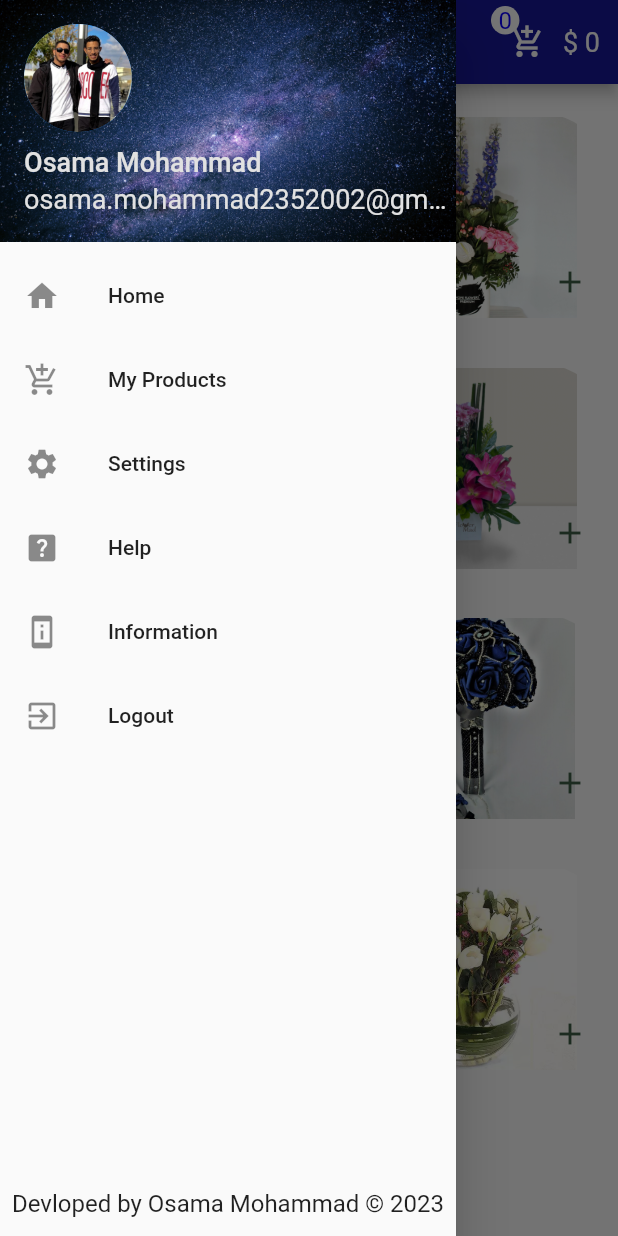
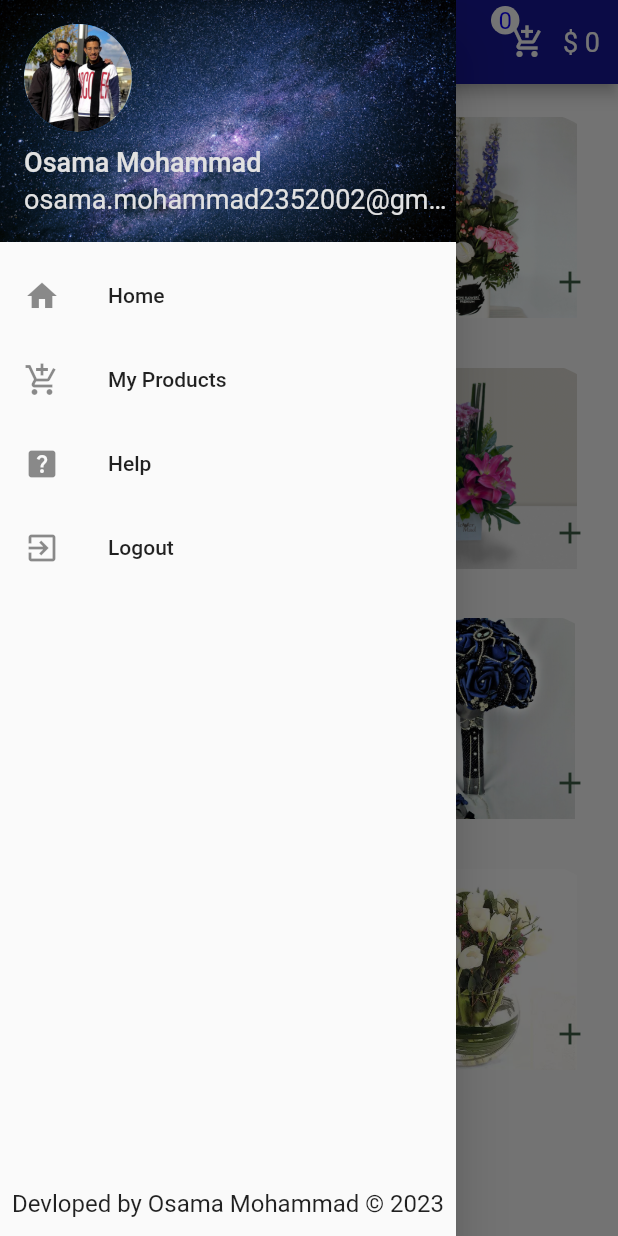
Before and after one commit to OsamaMohammadAbdalaziz/Flower-App, a Flutter app: the screen it shows after launch, with the side drawer open, on a phone screen of 412 x 824 dp. Run offline on Flutter 3.47's test engine with Material 2 defaults, Android fonts, the phone set to English and light mode, and no system bars.

Commit message:
Konwer the get / Project end

```diff
--- a/lib/main.dart
+++ b/lib/main.dart
@@ -1,4 +1,4 @@
-
+// ignore_for_file: prefer_const_constructors
 
 import 'package:flower_app/pages/CheckOut.dart';
 import 'package:flower_app/pages/Home.dart';
@@ -9,6 +9,7 @@ import 'package:flower_app/provider/Cart.dart';
 import 'package:flutter/material.dart';
 
 import 'package:provider/provider.dart';
+
 void main() {
   runApp(const MyApp());
 }
@@ -18,9 +19,11 @@ class MyApp extends StatelessWidget {
 
   @override
   Widget build(BuildContext context) {
-    return  ChangeNotifierProvider(
-      create: (context) {return Cart();},
-      child: const MaterialApp(
+    return ChangeNotifierProvider(
+      create: (context) {
+        return Cart();
+      },
+      child: MaterialApp(
         debugShowCheckedModeBanner: false,
         home: Home(),
       ),
--- a/lib/model/Item.dart
+++ b/lib/model/Item.dart
@@ -1,20 +1,55 @@
 class Item {
-  String ImagePATH;
-  double Price;
-  String Location;
-  String Name;
+  String imagepath;
+  double price;
+  String location;
+  String name;
 
-  Item({required this.Name, required this.ImagePATH, required this.Price, required this.Location});
+  Item(
+      {required this.name,
+      required this.imagepath,
+      required this.price,
+      required this.location});
 }
 
-
-  final List<Item> items = [
-    Item(Name: "Product1", Price: 40, ImagePATH: "assets/image/1.webp", Location: "Flowery Shop"),
-    Item(Name: "Product2", Price: 40, ImagePATH: "assets/image/2.webp", Location: "Flowery Shop"),
-    Item(Name: "Product3", Price: 40, ImagePATH: "assets/image/3.webp", Location: "Flowery Shop"),
-    Item(Name: "Product4", Price: 40, ImagePATH: "assets/image/4.png", Location: "Flowery Shop"),
-    Item(Name: "Product5", Price: 40, ImagePATH: "assets/image/5.webp", Location: "Flowery Shop"),
-    Item(Name: "Product6", Price: 40, ImagePATH: "assets/image/6.jpg", Location: "Flowery Shop"),
-    Item(Name: "Product7", Price: 40, ImagePATH: "assets/image/7.jpg", Location: "Flowery Shop"),
-    Item(Name: "Product8", Price: 40, ImagePATH: "assets/image/8.webp", Location: "Flowery Shop"),
-  ];
+final List<Item> items = [
+  Item(
+      name: "Product1",
+      price: 40,
+      imagepath: "assets/image/1.webp",
+      location: "Flowery Shop"),
+  Item(
+      name: "Product2",
+      price: 40,
+      imagepath: "assets/image/2.webp",
+      location: "Flowery Shop"),
+  Item(
+      name: "Product3",
+      price: 40,
+      imagepath: "assets/image/3.webp",
+      location: "Flowery Shop"),
+  Item(
+      name: "Product4",
+      price: 40,
+      imagepath: "assets/image/4.png",
+      location: "Flowery Shop"),
+  Item(
+      name: "Product5",
+      price: 40,
+      imagepath: "assets/image/5.webp",
+      location: "Flowery Shop"),
+  Item(
+      name: "Product6",
+      price: 40,
+      imagepath: "assets/image/6.jpg",
+      location: "Flowery Shop"),
+  Item(
+      name: "Product7",
+      price: 40,
+      imagepath: "assets/image/7.jpg",
+      location: "Flowery Shop"),
+  Item(
+      name: "Product8",
+      price: 40,
+      imagepath: "assets/image/8.webp",
+      location: "Flowery Shop"),
+];
--- a/lib/pages/Checkout.dart
+++ b/lib/pages/Checkout.dart
@@ -1,4 +1,4 @@
-// ignore_for_file: prefer_const_constructors
+// ignore_for_file: prefer_const_constructors, prefer_const_literals_to_create_immutables
 
 import 'package:flower_app/model/Item.dart';
 import 'package:flower_app/provider/Cart.dart';
@@ -12,7 +12,7 @@ class CheckOut extends StatelessWidget {
 
   @override
   Widget build(BuildContext context) {
-    final Cartt = Provider.of<Cart>(context);
+    final cartt = Provider.of<Cart>(context);
     return Scaffold(
       appBar: AppBar(
         backgroundColor: appbarBlue,
@@ -26,20 +26,20 @@ class CheckOut extends StatelessWidget {
               height: 550,
               child: ListView.builder(
                   padding: const EdgeInsets.all(8),
-                  itemCount: Cartt.SelectedProducts.length,
+                  itemCount: cartt.itemCount,
                   itemBuilder: (BuildContext context, int index) {
                     return Card(
                       child: ListTile(
-                        title: Text(Cartt.SelectedProducts[index].Name),
+                        title: Text(cartt.SelectedProducts[index].name),
                         subtitle: Text(
-                            "${Cartt.SelectedProducts[index].Price} - ${Cartt.SelectedProducts[index].Location}"),
+                            "${cartt.SelectedProducts[index].price} - ${cartt.SelectedProducts[index].location}"),
                         leading: CircleAvatar(
                           backgroundImage: AssetImage(
-                              Cartt.SelectedProducts[index].ImagePATH),
+                              cartt.SelectedProducts[index].imagepath),
                         ),
                         trailing: IconButton(
                             onPressed: () {
-                              Cartt.delete(Cartt.SelectedProducts[index]);
+                              cartt.delete(cartt.SelectedProducts[index]);
                             },
                             icon: Icon(Icons.remove)),
                       ),
@@ -49,15 +49,15 @@ class CheckOut extends StatelessWidget {
           ),
           ElevatedButton(
             onPressed: () {},
-            child: Text(
-              "Pay \$${Cartt.Price}",
-              style: TextStyle(fontSize: 19),
-            ),
             style: ButtonStyle(
                 backgroundColor: MaterialStateProperty.all(BTNred),
                 padding: MaterialStateProperty.all(EdgeInsets.all(12)),
                 shape: MaterialStateProperty.all(RoundedRectangleBorder(
                     borderRadius: BorderRadius.circular(8)))),
+            child: Text(
+              "Pay \$${cartt.price}",
+              style: TextStyle(fontSize: 19),
+            ),
           ),
         ],
       ),
--- a/lib/pages/Home.dart
+++ b/lib/pages/Home.dart
@@ -1,6 +1,7 @@
 // ignore_for_file: prefer_const_constructors, prefer_const_literals_to_create_immutables, sort_child_properties_last
 
 import 'package:flower_app/model/Item.dart';
+import 'package:flower_app/pages/CheckOut.dart';
 import 'package:flower_app/pages/Product_details.dart';
 import 'package:flower_app/provider/Cart.dart';
 import 'package:flower_app/shared/AppBar.dart';
@@ -13,7 +14,7 @@ class Home extends StatelessWidget {
 
   @override
   Widget build(BuildContext context) {
-    final Cartt = Provider.of<Cart>(context);
+    final cartt = Provider.of<Cart>(context);
     return SafeArea(
       child: Scaffold(
         body: Padding(
@@ -47,7 +48,7 @@ class Home extends StatelessWidget {
                         left: 0,
                         child: ClipRRect(
                             borderRadius: BorderRadius.circular(55),
-                            child: Image.asset(items[index].ImagePATH)),
+                            child: Image.asset(items[index].imagepath)),
                       ),
                     ]),
                     footer: GridTileBar(
@@ -55,7 +56,7 @@ class Home extends StatelessWidget {
                       trailing: IconButton(
                           color: Color.fromARGB(255, 62, 94, 70),
                           onPressed: () {
-                            Cartt.add(items[index]);
+                            cartt.add(items[index]);
                           },
                           icon: Icon(Icons.add)),
 
@@ -97,26 +98,25 @@ class Home extends StatelessWidget {
                   ListTile(
                     title: Text("Home"),
                     leading: Icon(Icons.home),
-                    onTap: () {},
+                    onTap: () {
+                      Navigator.push(context,
+                          MaterialPageRoute(builder: (context) => Home()));
+                    },
                   ),
                   ListTile(
                     title: Text("My Products"),
                     leading: Icon(Icons.add_shopping_cart),
-                    onTap: () {},
-                  ),
-                  ListTile(
-                    title: Text("Settings"),
-                    leading: Icon(Icons.settings),
-                    onTap: () {},
+                    onTap: () {
+                      Navigator.push(
+                          context,
+                          MaterialPageRoute(
+                            builder: (context) => CheckOut(),
+                          ));
+                    },
                   ),
                   ListTile(
                     title: Text("Help"),
                     leading: Icon(Icons.help_center),
-                    onTap: () {},
-                  ),
-                  ListTile(
-                    title: Text("Information"),
-                    leading: Icon(Icons.perm_device_information),
                     onTap: () {},
                   ),
                   ListTile(
--- a/lib/pages/Product_details.dart
+++ b/lib/pages/Product_details.dart
@@ -29,12 +29,12 @@ class _DetailsState extends State<Details> {
         body: SingleChildScrollView(
           child: Column(
             children: [
-              Image.asset(widget.Product.ImagePATH),
+              Image.asset(widget.Product.imagepath),
               SizedBox(
                 height: 11,
               ),
               Text(
-                "\$ ${widget.Product.Price}",
+                "\$ ${widget.Product.price}",
                 style: TextStyle(fontSize: 20),
               ),
               SizedBox(
@@ -101,7 +101,7 @@ class _DetailsState extends State<Details> {
                         width: 3,
                       ),
                       Text(
-                        widget.Product.Location,
+                        widget.Product.location,
                         style: TextStyle(fontSize: 19),
                       ),
                     ],
--- a/lib/provider/Cart.dart
+++ b/lib/provider/Cart.dart
@@ -3,17 +3,21 @@ import 'package:flutter/material.dart';
 
 class Cart with ChangeNotifier {
   List SelectedProducts = [];
-  int Price = 0;
+  int price = 0;
 
   add(Item product) {
     SelectedProducts.add(product);
-    Price += product.Price.round();
+    price += product.price.round();
     notifyListeners();
   }
 
   delete(Item product) {
     SelectedProducts.remove(product);
-    Price -= product.Price.round();
+    price -= product.price.round();
     notifyListeners();
   }
+
+  get itemCount {
+    return SelectedProducts.length;
+  }
 }
--- a/lib/shared/AppBar.dart
+++ b/lib/shared/AppBar.dart
@@ -1,3 +1,5 @@
+// ignore_for_file: prefer_const_constructors
+
 import 'package:flower_app/pages/CheckOut.dart';
 import 'package:flower_app/provider/Cart.dart';
 import 'package:flutter/material.dart';
@@ -8,7 +10,7 @@ class ProductsAndPrice extends StatelessWidget {
 
   @override
   Widget build(BuildContext context) {
-    final Cartt = Provider.of<Cart>(context);
+    final cartt = Provider.of<Cart>(context);
     return Row(
       children: [
         Stack(
@@ -16,22 +18,23 @@ class ProductsAndPrice extends StatelessWidget {
             Positioned(
               bottom: 24,
               child: Container(
-                  child: Text(
-                    "${Cartt.SelectedProducts.length}",
-                    style: TextStyle(
-                        fontSize: 16, color: Color.fromARGB(255, 13, 0, 255)),
-                  ),
                   padding: EdgeInsets.all(5),
                   decoration: BoxDecoration(
                       color: Color.fromARGB(255, 255, 255, 255),
-                      shape: BoxShape.circle)),
+                      shape: BoxShape.circle),
+                  child: Text(
+                    "${cartt.itemCount}",
+                    style: TextStyle(
+                        fontSize: 16, color: Color.fromARGB(255, 13, 0, 255)),
+                  )),
             ),
             IconButton(
               onPressed: () {
-                Navigator.push(context,
-                MaterialPageRoute(
-                  builder: (context) =>CheckOut(),
-                ));
+                Navigator.push(
+                    context,
+                    MaterialPageRoute(
+                      builder: (context) => CheckOut(),
+                    ));
               },
               icon: Icon(Icons.add_shopping_cart),
             ),
@@ -40,7 +43,7 @@ class ProductsAndPrice extends StatelessWidget {
         Padding(
           padding: const EdgeInsets.only(right: 12),
           child: Text(
-            "\$ ${Cartt.Price}",
+            "\$ ${cartt.price}",
             style: TextStyle(fontSize: 18),
           ),
         ),
```
